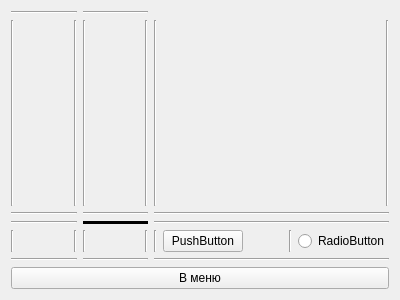
First picture: the form in editdevicesinbuldingwindow.ui, repository bondarev-al/PPCofCLinB, before the edit.
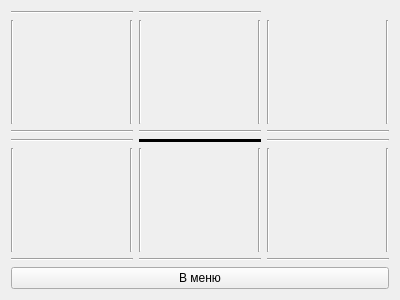
Second picture: the form after the edit.

What changed in the file:
```diff
--- a/editdevicesinbuldingwindow.ui
+++ b/editdevicesinbuldingwindow.ui
@@ -297,13 +297,6 @@
            </property>
           </widget>
          </item>
-         <item>
-          <widget class="QPushButton" name="pushButton">
-           <property name="text">
-            <string>PushButton</string>
-           </property>
-          </widget>
-         </item>
          <item>
           <spacer name="horizontalSpacer_6">
            <property name="orientation">
@@ -324,16 +317,6 @@
            </property>
           </widget>
          </item>
-         <item>
-          <widget class="QRadioButton" name="radioButton">
-           <property name="text">
-            <string>RadioButton</string>
-           </property>
-           <property name="checked">
-            <bool>false</bool>
-           </property>
-          </widget>
-         </item>
         </layout>
        </item>
        <item>
```
